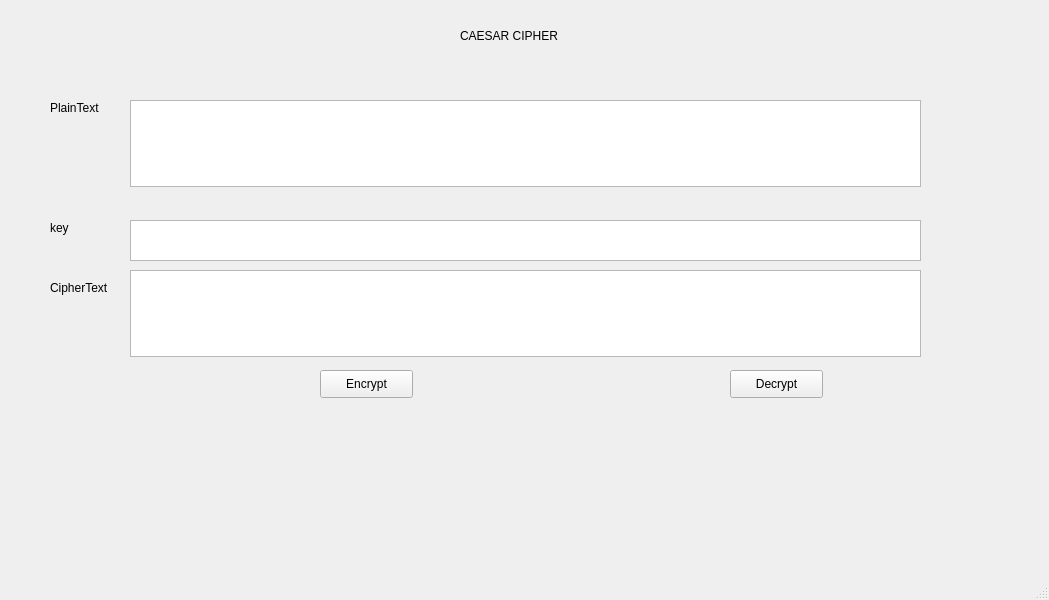
First picture: the form in Lab-03/ui/caesar.ui, repository singuyen0312e9/bmtt-hutech-2280602124, before the edit.
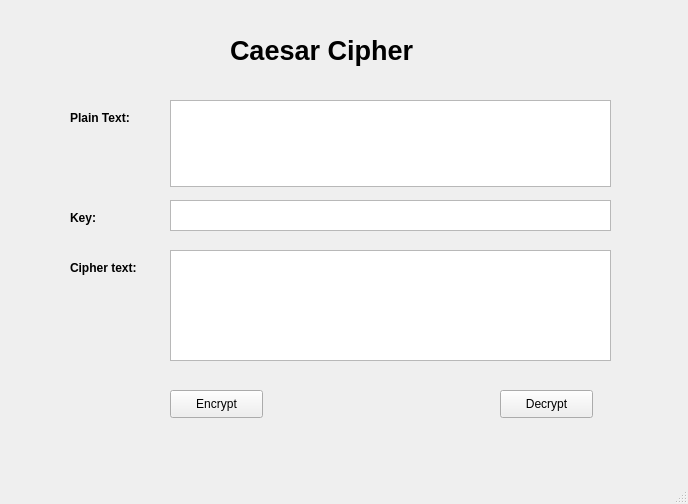
Second picture: the form after the edit.

What changed in the file:
```diff
--- a/Lab-03/ui/caesar.ui
+++ b/Lab-03/ui/caesar.ui
@@ -6,101 +6,126 @@
    <rect>
     <x>0</x>
     <y>0</y>
-    <width>1049</width>
-    <height>600</height>
+    <width>688</width>
+    <height>504</height>
    </rect>
   </property>
   <property name="windowTitle">
    <string>MainWindow</string>
   </property>
   <widget class="QWidget" name="centralwidget">
-   <widget class="QLabel" name="label">
+   <widget class="QTextEdit" name="txt_plaintext">
     <property name="geometry">
      <rect>
-      <x>460</x>
-      <y>20</y>
-      <width>111</width>
+      <x>170</x>
+      <y>100</y>
+      <width>441</width>
+      <height>87</height>
+     </rect>
+    </property>
+   </widget>
+   <widget class="QTextEdit" name="txt_key">
+    <property name="geometry">
+     <rect>
+      <x>170</x>
+      <y>200</y>
+      <width>441</width>
       <height>31</height>
      </rect>
     </property>
+   </widget>
+   <widget class="QTextEdit" name="txt_Ciphertext">
+    <property name="geometry">
+     <rect>
+      <x>170</x>
+      <y>250</y>
+      <width>441</width>
+      <height>111</height>
+     </rect>
+    </property>
+   </widget>
+   <widget class="QLabel" name="label">
+    <property name="geometry">
+     <rect>
+      <x>70</x>
+      <y>110</y>
+      <width>81</width>
+      <height>16</height>
+     </rect>
+    </property>
+    <property name="font">
+     <font>
+      <weight>75</weight>
+      <bold>true</bold>
+     </font>
+    </property>
     <property name="text">
-     <string>CAESAR CIPHER</string>
+     <string>Plain Text:</string>
     </property>
    </widget>
    <widget class="QLabel" name="label_2">
     <property name="geometry">
      <rect>
-      <x>50</x>
-      <y>100</y>
-      <width>55</width>
+      <x>70</x>
+      <y>210</y>
+      <width>81</width>
       <height>16</height>
      </rect>
     </property>
+    <property name="font">
+     <font>
+      <weight>75</weight>
+      <bold>true</bold>
+     </font>
+    </property>
     <property name="text">
-     <string>PlainText</string>
+     <string>Key:</string>
     </property>
    </widget>
    <widget class="QLabel" name="label_3">
     <property name="geometry">
      <rect>
-      <x>50</x>
-      <y>220</y>
-      <width>55</width>
+      <x>70</x>
+      <y>260</y>
+      <width>81</width>
       <height>16</height>
      </rect>
     </property>
+    <property name="font">
+     <font>
+      <weight>75</weight>
+      <bold>true</bold>
+     </font>
+    </property>
     <property name="text">
-     <string>key</string>
+     <string>Cipher text:</string>
     </property>
    </widget>
    <widget class="QLabel" name="label_4">
     <property name="geometry">
      <rect>
-      <x>50</x>
-      <y>280</y>
-      <width>71</width>
-      <height>16</height>
+      <x>230</x>
+      <y>10</y>
+      <width>331</width>
+      <height>81</height>
      </rect>
     </property>
+    <property name="font">
+     <font>
+      <pointsize>20</pointsize>
+      <weight>75</weight>
+      <bold>true</bold>
+     </font>
+    </property>
     <property name="text">
-     <string>CipherText</string>
-    </property>
-   </widget>
-   <widget class="QTextEdit" name="txt_plain_text">
-    <property name="geometry">
-     <rect>
-      <x>130</x>
-      <y>100</y>
-      <width>791</width>
-      <height>87</height>
-     </rect>
-    </property>
-   </widget>
-   <widget class="QTextEdit" name="txt_key">
-    <property name="geometry">
-     <rect>
-      <x>130</x>
-      <y>220</y>
-      <width>791</width>
-      <height>41</height>
-     </rect>
-    </property>
-   </widget>
-   <widget class="QTextEdit" name="txt_cipher_text">
-    <property name="geometry">
-     <rect>
-      <x>130</x>
-      <y>270</y>
-      <width>791</width>
-      <height>87</height>
-     </rect>
+     <string>Caesar Cipher</string>
     </property>
    </widget>
    <widget class="QPushButton" name="btn_encrypt">
     <property name="geometry">
      <rect>
-      <x>320</x>
-      <y>370</y>
+      <x>170</x>
+      <y>390</y>
       <width>93</width>
       <height>28</height>
      </rect>
@@ -112,8 +137,8 @@
    <widget class="QPushButton" name="btn_decrypt">
     <property name="geometry">
      <rect>
-      <x>730</x>
-      <y>370</y>
+      <x>500</x>
+      <y>390</y>
       <width>93</width>
       <height>28</height>
      </rect>
```
Left out of the diff: 2 changed lines with no effect on the pictures.
